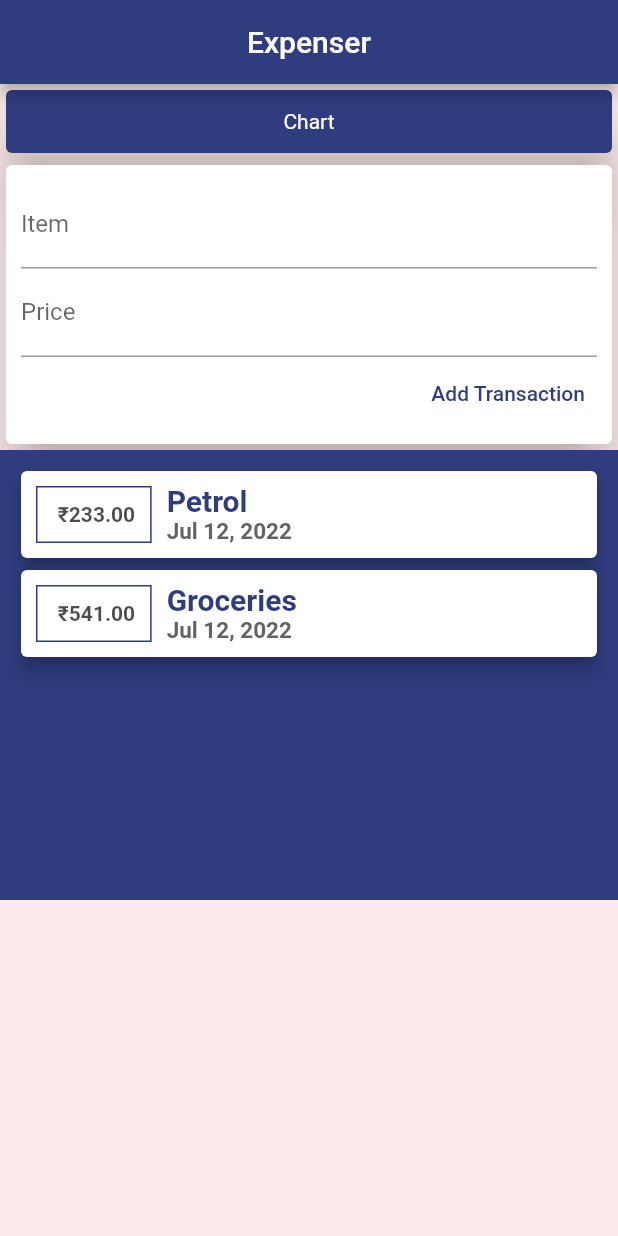
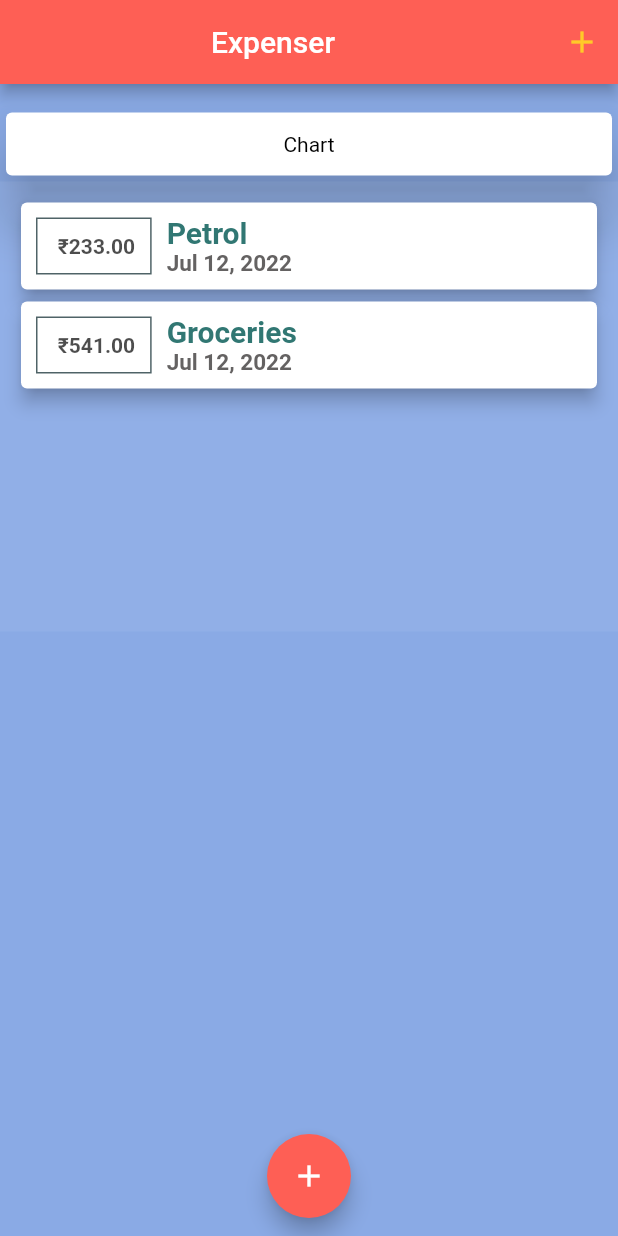
Before and after one commit to rajpranit/expenseplanner, a Flutter app: the screen it shows after launch, on a phone screen of 412 x 824 dp. Run offline on Flutter 3.47's test engine with Material 2 defaults, Android fonts, the phone set to English and light mode, and no system bars.

Commit message:
Show Scrolling bottom Widget New Transaction

```diff
--- a/lib/main.dart
+++ b/lib/main.dart
@@ -1,5 +1,7 @@
 import 'package:flutter/material.dart';
-import './widgets/user_transactions.dart';
+import 'package:flutter_complete_guide/widgets/new_transactions.dart';
+import './models/transaction.dart';
+import './widgets/transactions_list.dart';
 
 void main() => runApp(MyApp());
 
@@ -13,14 +15,67 @@ class MyApp extends StatelessWidget {
   }
 }
 
-class MyHomePage extends StatelessWidget {
+class MyHomePage extends StatefulWidget {
+  @override
+  State<MyHomePage> createState() => _MyHomePageState();
+}
+
+class _MyHomePageState extends State<MyHomePage> {
+  final List<Transaction> transactions = [
+    Transaction(
+      id: '1',
+      title: 'Petrol',
+      amount: 233,
+      date: DateTime.now(),
+    ),
+    Transaction(
+      id: '2',
+      title: 'Groceries',
+      amount: 541,
+      date: DateTime.now(),
+    )
+  ];
+
+  void _addNewTransaction(String txtitle, double txamount) {
+    final newTx = Transaction(
+      id: DateTime.now().toString(),
+      title: txtitle,
+      amount: txamount,
+      date: DateTime.now(),
+    );
+
+    setState(() {
+      transactions.add(newTx);
+    });
+  }
+
+  void _showNewTransactionWidget(BuildContext context) {
+    showModalBottomSheet(
+        context: context,
+        builder: (_) {
+          return GestureDetector(
+            child: NewTransactions(_addNewTransaction),
+            onTap: () {},
+            behavior: HitTestBehavior.opaque,
+          );
+        });
+  }
 
   @override
   Widget build(BuildContext context) {
     return Scaffold(
-      backgroundColor: Color(0xFFFBEAEB),
+      backgroundColor: Color(0xFF8AAAE5),
       appBar: AppBar(
-        backgroundColor: Color(0xFF2F3C7E),
+        actions: [
+          IconButton(
+            onPressed: () => {_showNewTransactionWidget(context)},
+            icon: Icon(
+              Icons.add,
+              color: Colors.amber.shade400,
+            ),
+          )
+        ],
+        backgroundColor: Color(0xFFFE5F55),
         title: Row(
           mainAxisAlignment: MainAxisAlignment.center,
           children: [
@@ -34,13 +89,13 @@ class MyHomePage extends StatelessWidget {
           crossAxisAlignment: CrossAxisAlignment.center,
           children: <Widget>[
             Container(
+              margin: EdgeInsets.only(top: 15),
               child: Card(
-                color: Color(0xFF2F3C7E),
                 child: Container(
                   alignment: Alignment.center,
                   child: Text(
                     'Chart',
-                    style: TextStyle(color: Colors.white),
+                    style: TextStyle(color: Colors.black),
                     textAlign: TextAlign.center,
                   ),
                 ),
@@ -49,10 +104,18 @@ class MyHomePage extends StatelessWidget {
               width: double.infinity,
               height: 50,
             ),
-            UserTransactions()
-
+            TransactionList(transactions),
           ],
         ),
+      ),
+      floatingActionButtonLocation:
+          FloatingActionButtonLocation.miniCenterFloat,
+      floatingActionButton: FloatingActionButton(
+        backgroundColor: Color(0xFFFE5F55),
+        child: Icon(
+          Icons.add,
+        ),
+        onPressed: () => {_showNewTransactionWidget(context)},
       ),
     );
   }
--- a/lib/widgets/new_transactions.dart
+++ b/lib/widgets/new_transactions.dart
@@ -26,6 +26,7 @@ class NewTransactions extends StatelessWidget {
     return Card(
       elevation: 15,
       child: Container(
+
         padding: EdgeInsets.all(10),
         child: Column(
           crossAxisAlignment: CrossAxisAlignment.end,
@@ -51,7 +52,7 @@ class NewTransactions extends StatelessWidget {
               onPressed: onSubmitted,
               child: Text('Add Transaction'),
               style: TextButton.styleFrom(
-                primary: Color(0xFF2F3C7E),
+                primary: Color(0xFF317773),
               ),
             ),
           ],
--- a/lib/widgets/transactions_list.dart
+++ b/lib/widgets/transactions_list.dart
@@ -12,7 +12,7 @@ class TransactionList extends StatelessWidget {
   Widget build(BuildContext context) {
     return Container(
       padding: EdgeInsets.all(10),
-      decoration: BoxDecoration(color: Color(0xFF2F3C7E)),
+      decoration: BoxDecoration(color: Color(0xFFFFFFF)),
       height: 300,
       child: ListView.builder(
         itemBuilder: (context, index) {
@@ -37,7 +37,7 @@ class TransactionList extends StatelessWidget {
                     decoration: BoxDecoration(
                       color: Color.fromARGB(234, 255, 255, 255),
                       border: Border.all(
-                        color: Color(0xFF2F3C7E),
+                        color: Color(0xFF4F6367),
                         width: 1,
                       ),
                     ),
@@ -51,7 +51,7 @@ class TransactionList extends StatelessWidget {
                         style: TextStyle(
                           fontWeight: FontWeight.bold,
                           fontSize: 20,
-                          color: Color(0xFF2F3C7E),
+                          color: Color(0xFF317773),
                         ),
                       ),
                       Text(
--- a/lib/widgets/user_transactions.dart
+++ /dev/null
@@ -1,53 +0,0 @@
-import 'package:flutter/material.dart';
-import '../widgets/new_transactions.dart';
-import '../models/transaction.dart';
-import '../widgets/transactions_list.dart';
-
-class UserTransactions extends StatefulWidget {
-  const UserTransactions({Key key}) : super(key: key);
-
-  @override
-  State<UserTransactions> createState() => _UserTransactionsState();
-}
-
-class _UserTransactionsState extends State<UserTransactions> {
-  final List<Transaction> transactions = [
-    Transaction(
-      id: '1',
-      title: 'Petrol',
-      amount: 233,
-      date: DateTime.now(),
-    ),
-    Transaction(
-      id: '2',
-      title: 'Groceries',
-      amount: 541,
-      date: DateTime.now(),
-    )
-  ];
-
-  void _addNewTransaction(String txtitle, double txamount) {
-    final newTx = Transaction(
-      id: DateTime.now().toString(),
-      title: txtitle,
-      amount: txamount,
-      date: DateTime.now(),
-    );
-
-    setState(() {
-      transactions.add(newTx);
-    });
-  }
-
-
-
-  @override
-  Widget build(BuildContext context) {
-    return Column(
-      children: [
-        NewTransactions(_addNewTransaction),
-        TransactionList(transactions),
-      ],
-    );
-  }
-}
```
